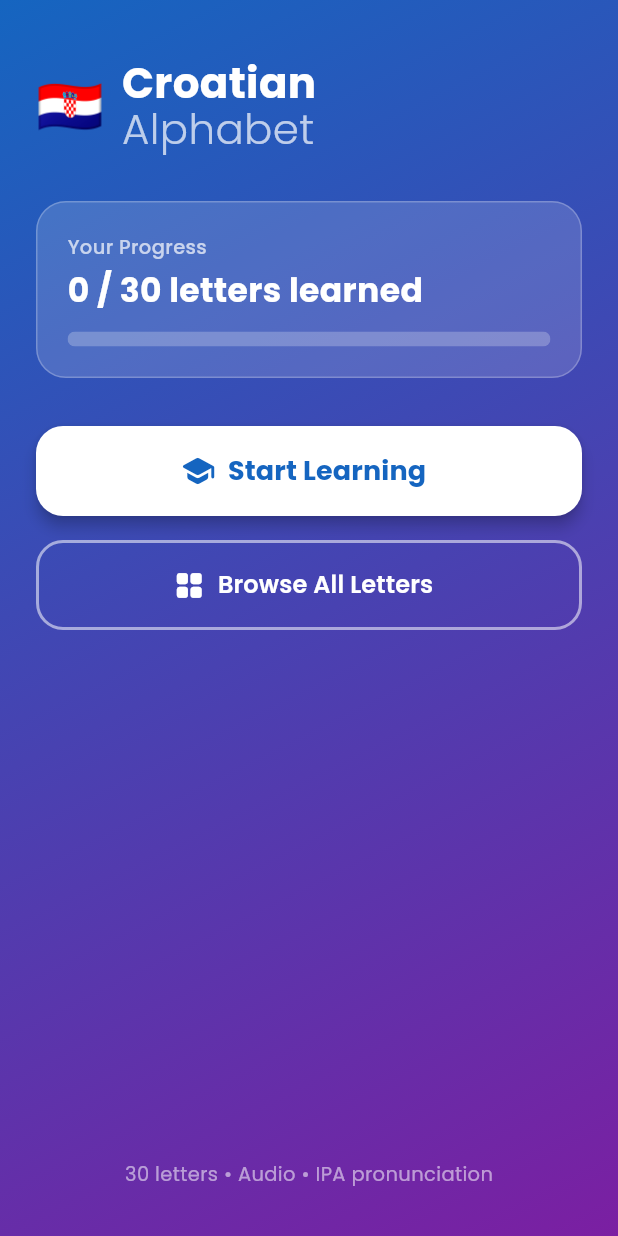
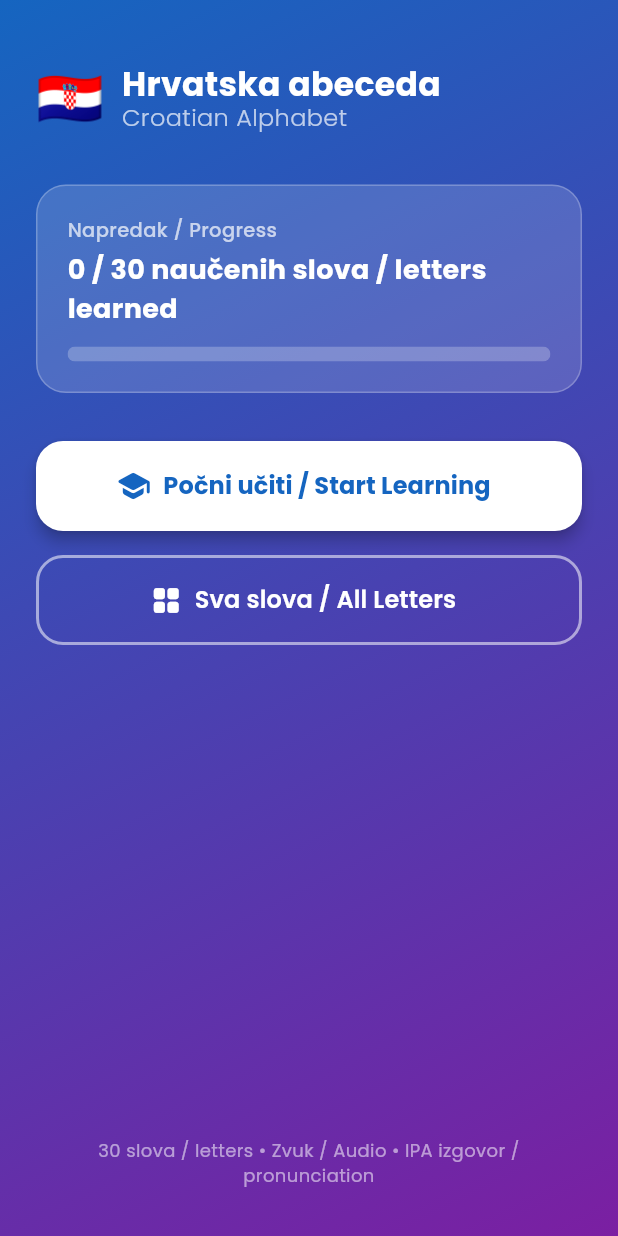
Before and after one commit to MilanoCentrale/Hrvatski-Alfabet, a Flutter app: the screen it shows after launch, on a phone screen of 412 x 824 dp. Run offline on Flutter 3.47's test engine with Material 3 defaults, Android fonts, the phone set to English and light mode, and no system bars; our stand-ins replace audioplayers, google_fonts, shared_preferences.

Commit message:
Update home_screen.dart

```diff
--- a/lib/screens/home_screen.dart
+++ b/lib/screens/home_screen.dart
@@ -49,8 +49,6 @@ class _HomeScreenState extends State<HomeScreen> {
               crossAxisAlignment: CrossAxisAlignment.start,
               children: [
                 const SizedBox(height: 16),
-
-                // Flag + Title
                 Row(
                   children: [
                     const Text('🇭🇷', style: TextStyle(fontSize: 36)),
@@ -59,21 +57,21 @@ class _HomeScreenState extends State<HomeScreen> {
                       crossAxisAlignment: CrossAxisAlignment.start,
                       children: [
                         Text(
-                          'Croatian',
+                          'Hrvatska abeceda',
                           style: GoogleFonts.poppins(
-                            fontSize: 28,
+                            fontSize: 22,
                             fontWeight: FontWeight.w700,
                             color: Colors.white,
-                            height: 1.1,
+                            height: 1.2,
                           ),
                         ),
                         Text(
-                          'Alphabet',
+                          'Croatian Alphabet',
                           style: GoogleFonts.poppins(
-                            fontSize: 28,
+                            fontSize: 16,
                             fontWeight: FontWeight.w300,
                             color: Colors.white70,
-                            height: 1.1,
+                            height: 1.2,
                           ),
                         ),
                       ],
@@ -83,7 +81,6 @@ class _HomeScreenState extends State<HomeScreen> {
 
                 const SizedBox(height: 32),
 
-                // Progress card
                 Container(
                   width: double.infinity,
                   padding: const EdgeInsets.all(20),
@@ -96,7 +93,7 @@ class _HomeScreenState extends State<HomeScreen> {
                     crossAxisAlignment: CrossAxisAlignment.start,
                     children: [
                       Text(
-                        'Your Progress',
+                        'Napredak / Progress',
                         style: GoogleFonts.poppins(
                           color: Colors.white70,
                           fontSize: 13,
@@ -105,10 +102,10 @@ class _HomeScreenState extends State<HomeScreen> {
                       ),
                       const SizedBox(height: 4),
                       Text(
-                        '$_learnedCount / $_totalCount letters learned',
+                        '$_learnedCount / $_totalCount naučenih slova / letters learned',
                         style: GoogleFonts.poppins(
                           color: Colors.white,
-                          fontSize: 22,
+                          fontSize: 18,
                           fontWeight: FontWeight.w700,
                         ),
                       ),
@@ -128,7 +125,6 @@ class _HomeScreenState extends State<HomeScreen> {
 
                 const SizedBox(height: 32),
 
-                // Start Learning button
                 SizedBox(
                   width: double.infinity,
                   height: 60,
@@ -142,9 +138,9 @@ class _HomeScreenState extends State<HomeScreen> {
                     ),
                     icon: const Icon(Icons.school_rounded, size: 24),
                     label: Text(
-                      'Start Learning',
+                      'Počni učiti / Start Learning',
                       style: GoogleFonts.poppins(
-                        fontSize: 18,
+                        fontSize: 16,
                         fontWeight: FontWeight.w700,
                       ),
                     ),
@@ -165,7 +161,6 @@ class _HomeScreenState extends State<HomeScreen> {
 
                 const SizedBox(height: 16),
 
-                // Browse All Letters button
                 SizedBox(
                   width: double.infinity,
                   height: 60,
@@ -178,7 +173,7 @@ class _HomeScreenState extends State<HomeScreen> {
                     ),
                     icon: const Icon(Icons.grid_view_rounded, size: 22),
                     label: Text(
-                      'Browse All Letters',
+                      'Sva slova / All Letters',
                       style: GoogleFonts.poppins(
                         fontSize: 16,
                         fontWeight: FontWeight.w600,
@@ -200,14 +195,14 @@ class _HomeScreenState extends State<HomeScreen> {
 
                 const Spacer(),
 
-                // Footer
                 Center(
                   child: Text(
-                    '30 letters • Audio • IPA pronunciation',
+                    '30 slova / letters • Zvuk / Audio • IPA izgovor / pronunciation',
                     style: GoogleFonts.poppins(
                       color: Colors.white54,
-                      fontSize: 13,
+                      fontSize: 12,
                     ),
+                    textAlign: TextAlign.center,
                   ),
                 ),
                 const SizedBox(height: 8),
```
